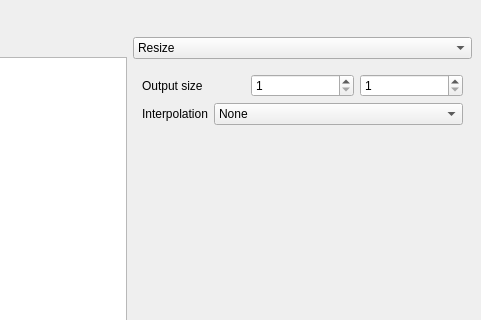
The window that src/windows/imageupscalerqt.ui (GRAPHENE9932/ImageUpscalerQt) describes before a commit, drawn with Qt 5; both pictures show x 221 to 702 and y 0 to 320 of the 702 by 521 pixel window.
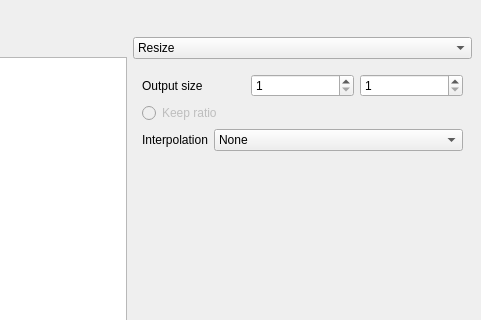
The same window after the commit. Icons and pictures are not drawn.

Commit message: "Keep ratio" and small changes in the code

```diff
--- a/src/windows/imageupscalerqt.ui
+++ b/src/windows/imageupscalerqt.ui
@@ -132,7 +132,7 @@
            <number>0</number>
           </property>
           <widget class="QWidget" name="resize_page">
-           <layout class="QVBoxLayout" name="verticalLayout_2" stretch="0,0,0">
+           <layout class="QVBoxLayout" name="verticalLayout_2" stretch="0,0,0,0">
             <item>
              <layout class="QHBoxLayout" name="resize_size_layout">
               <item>
@@ -164,6 +164,16 @@
               </item>
              </layout>
             </item>
+            <item>
+             <widget class="QRadioButton" name="keep_image_ratio_radio">
+              <property name="enabled">
+               <bool>false</bool>
+              </property>
+              <property name="text">
+               <string>Keep ratio</string>
+              </property>
+             </widget>
+            </item>
             <item>
              <layout class="QHBoxLayout" name="resize_interpolation_layout" stretch="0,1">
               <item>
```
The commit also changes 2 other files.
